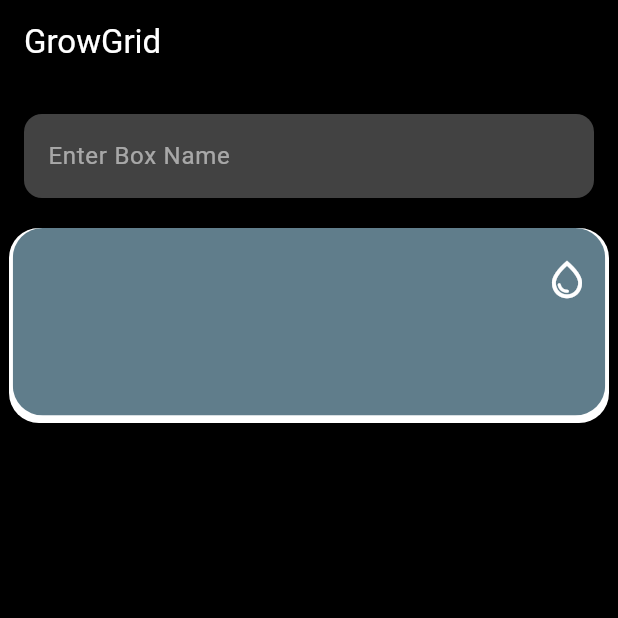
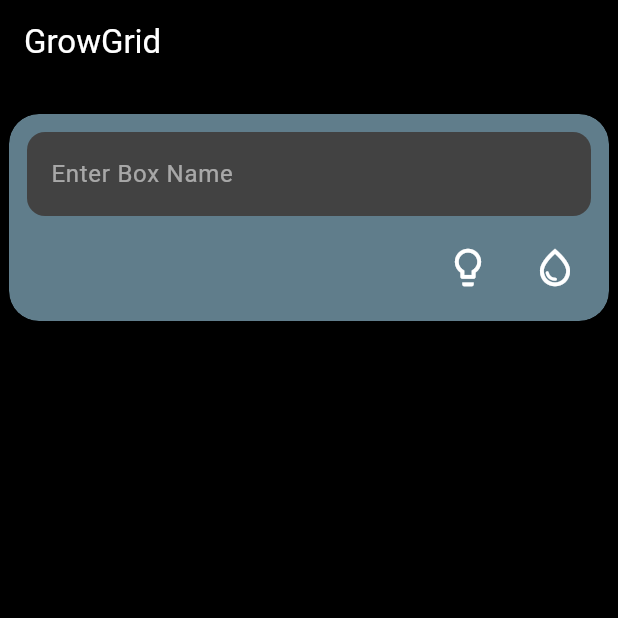
Before and after one commit to shitman2/GrowGrid-Flutter-App, a Flutter app: the screen it shows after launch, on a phone screen of 412 x 824 dp, the top half of it. Run offline on Flutter 3.47's test engine with Material 3 defaults, Android fonts, the phone set to English and light mode, and no system bars.

Commit message:
Fixed overflow erros

```diff
--- a/lib/main.dart
+++ b/lib/main.dart
@@ -58,10 +58,21 @@ class _MyAppState extends State<MyApp> {
           children: [
             const SizedBox(height: 20),
 
-            // TextField for Box Name
-            Padding(
-              padding: const EdgeInsets.symmetric(horizontal: 16),
-              child: TextField(
+            // Container with Box Name and Icons
+            Center(
+              child: ClipRRect(
+                borderRadius: BorderRadius.circular(20),
+                child: Container(
+                  width: 400,
+                  padding: const EdgeInsets.all(12),
+                  decoration: BoxDecoration(
+                    color: Colors.blueGrey,
+                    borderRadius: BorderRadius.circular(20),
+                  ),
+                  child: Column(
+                    children: [
+                      // Box Name Field inside Container
+                      TextField(
                         controller: boxNameController,
                         style: const TextStyle(color: Colors.white),
                         decoration: InputDecoration(
@@ -75,39 +86,17 @@ class _MyAppState extends State<MyApp> {
                           ),
                         ),
                       ),
-            ),
 
-            const SizedBox(height: 20),
+                      const SizedBox(height: 10),
 
-            // Container with Icons
-            Stack(
+                      // Icons in top-right corner with Dropdown Menus
+                      Row(
+                        mainAxisAlignment: MainAxisAlignment.end,
                         children: [
-                Center(
-                  child: ClipRRect(
-                    borderRadius: BorderRadius.circular(20),
-                    child: Container(
-                      height: 130,
-                      width: 400,
-                      color: Colors.white,
-                    ),
-                  ),
-                ),
-                Center(
-                  child: ClipRRect(
-                    borderRadius: BorderRadius.circular(20),
-                    child: Container(
-                      height: 125,
-                      width: 395,
-                      color: Colors.blueGrey,
-                    ),
-                  ),
-                ),
-                Positioned(
-                  right: 10,
-                  top: 10,
-                  child: Row(
+                          // Light Icon
+                          Column(
+                            crossAxisAlignment: CrossAxisAlignment.end,
                             children: [
-                      if (isLightVisible)
                               IconButton(
                                 icon: toggleLight
                                     ? const Icon(Icons.lightbulb, size: 30)
@@ -120,7 +109,49 @@ class _MyAppState extends State<MyApp> {
                                   });
                                 },
                               ),
+                              if (isLightVisible)
+                                buildDropdown(
+                                  hint: "Light Duration",
+                                  value: selectedDuration,
+                                  items: durations,
+                                  onChanged: (newValue) {
+                                    setState(() {
+                                      selectedDuration = newValue;
+                                    });
+                                  },
+                                  icon: Icons.access_time,
+                                ),
+                              if (isLightVisible)
+                                buildDropdown(
+                                  hint: "Light Repeat",
+                                  value: selectedRepeat,
+                                  items: repeatOptions,
+                                  onChanged: (newValue) {
+                                    setState(() {
+                                      selectedRepeat = newValue;
+                                      isCustomRepeat = newValue == "Custom";
+                                    });
+                                  },
+                                  icon: Icons.repeat,
+                                ),
+                              if (isLightVisible && isCustomRepeat)
+                                buildCustomRepeatField(
+                                  hint: "Enter custom repeat time",
+                                  onChanged: (value) {
+                                    setState(() {
+                                      customRepeatValue = value;
+                                    });
+                                  },
+                                ),
+                            ],
+                          ),
+
                           const SizedBox(width: 10),
+
+                          // Water Icon
+                          Column(
+                            crossAxisAlignment: CrossAxisAlignment.end,
+                            children: [
                               IconButton(
                                 icon: toggleWater
                                     ? const Icon(Icons.water_drop, size: 30)
@@ -133,53 +164,7 @@ class _MyAppState extends State<MyApp> {
                                   });
                                 },
                               ),
-                    ],
-                  ),
-                ),
-              ],
-
-            ),
-
-            const SizedBox(height: 10),
-
-            // Light Controls
-            if (isLightVisible) ...[
-              buildDropdown(
-                hint: "Light Duration",
-                value: selectedDuration,
-                items: durations,
-                onChanged: (newValue) {
-                  setState(() {
-                    selectedDuration = newValue;
-                  });
-                },
-                icon: Icons.access_time,
-              ),
-              buildDropdown(
-                hint: "Light Repeat",
-                value: selectedRepeat,
-                items: repeatOptions,
-                onChanged: (newValue) {
-                  setState(() {
-                    selectedRepeat = newValue;
-                    isCustomRepeat = newValue == "Custom";
-                  });
-                },
-                icon: Icons.repeat,
-              ),
-              if (isCustomRepeat)
-                buildCustomRepeatField(
-                  hint: "Enter custom repeat time",
-                  onChanged: (value) {
-                    setState(() {
-                      customRepeatValue = value;
-                    });
-                  },
-                ),
-            ],
-
-            // Water Controls
-            if (isWaterVisible) ...[
+                              if (isWaterVisible)
                                 buildDropdown(
                                   hint: "Water Duration",
                                   value: selectedWaterDuration,
@@ -191,6 +176,7 @@ class _MyAppState extends State<MyApp> {
                                   },
                                   icon: Icons.access_time,
                                 ),
+                              if (isWaterVisible)
                                 buildDropdown(
                                   hint: "Water Repeat",
                                   value: selectedWaterRepeat,
@@ -203,7 +189,7 @@ class _MyAppState extends State<MyApp> {
                                   },
                                   icon: Icons.repeat,
                                 ),
-              if (isCustomWaterRepeat)
+                              if (isWaterVisible && isCustomWaterRepeat)
                                 buildCustomRepeatField(
                                   hint: "Enter custom water repeat time",
                                   onChanged: (value) {
@@ -213,6 +199,14 @@ class _MyAppState extends State<MyApp> {
                                   },
                                 ),
                             ],
+                          ),
+                        ],
+                      ),
+                    ],
+                  ),
+                ),
+              ),
+            ),
           ],
         ),
       ),
@@ -227,12 +221,14 @@ class _MyAppState extends State<MyApp> {
     required IconData icon,
   }) {
     return Padding(
-      padding: const EdgeInsets.all(8.0),
+      padding: const EdgeInsets.symmetric(vertical: 4),
       child: Container(
+        width: 180, // Adjust width to fit inside the container
         padding: const EdgeInsets.symmetric(horizontal: 12),
         decoration: BoxDecoration(
-          border: Border.all(color: Colors.white, width: 3),
+          color: Colors.grey[900],
           borderRadius: BorderRadius.circular(12),
+          border: Border.all(color: Colors.white, width: 2),
         ),
         child: DropdownButtonHideUnderline(
           child: DropdownButton<String>(
@@ -257,12 +253,14 @@ class _MyAppState extends State<MyApp> {
     required Function(String) onChanged,
   }) {
     return Padding(
-      padding: const EdgeInsets.all(8.0),
+      padding: const EdgeInsets.symmetric(vertical: 4),
       child: Container(
+        width: 180, // Adjust width to fit inside the container
         padding: const EdgeInsets.symmetric(horizontal: 12),
         decoration: BoxDecoration(
-          border: Border.all(color: Colors.white, width: 3),
+          color: Colors.grey[900],
           borderRadius: BorderRadius.circular(12),
+          border: Border.all(color: Colors.white, width: 2),
         ),
         child: TextField(
           style: const TextStyle(color: Colors.white),
@@ -282,7 +280,7 @@ class _MyAppState extends State<MyApp> {
       value: item,
       child: Text(
         item,
-        style: const TextStyle(fontWeight: FontWeight.bold, fontSize: 18),
+        style: const TextStyle(fontWeight: FontWeight.bold, fontSize: 16),
       ),
     );
   }
```
Also changed, not shown: pubspec.lock. Lines whose indentation alone changed are shown as unchanged.
